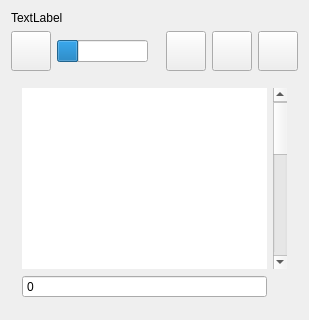
Above: wlqt/form/wlgprogramwidget.ui from wldevru/src before the change. Below: the same form after it.
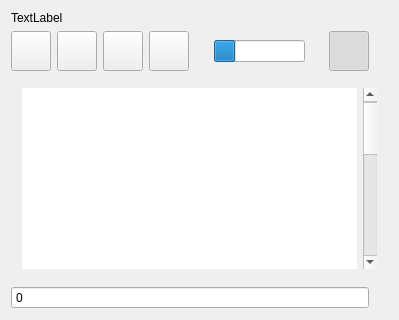
That is the form after the change. Icons and pictures are not drawn.

```diff
--- a/wlqt/form/wlgprogramwidget.ui
+++ b/wlqt/form/wlgprogramwidget.ui
@@ -6,7 +6,7 @@
    <rect>
     <x>0</x>
     <y>0</y>
-    <width>301</width>
+    <width>399</width>
     <height>320</height>
    </rect>
   </property>
@@ -23,63 +23,7 @@
    <enum>Qt::LeftToRight</enum>
   </property>
   <layout class="QGridLayout" name="gridLayout_3">
-   <item row="1" column="1">
-    <widget class="QToolButton" name="pbUpdate">
-     <property name="minimumSize">
-      <size>
-       <width>40</width>
-       <height>40</height>
-      </size>
-     </property>
-     <property name="maximumSize">
-      <size>
-       <width>40</width>
-       <height>40</height>
-      </size>
-     </property>
-     <property name="toolTip">
-      <string>redraw</string>
-     </property>
-     <property name="text">
-      <string notr="true"/>
-     </property>
-     <property name="iconSize">
-      <size>
-       <width>30</width>
-       <height>30</height>
-      </size>
-     </property>
-    </widget>
-   </item>
-   <item row="1" column="7">
-    <widget class="QToolButton" name="pbReload">
-     <property name="minimumSize">
-      <size>
-       <width>40</width>
-       <height>40</height>
-      </size>
-     </property>
-     <property name="maximumSize">
-      <size>
-       <width>40</width>
-       <height>40</height>
-      </size>
-     </property>
-     <property name="toolTip">
-      <string>reload file</string>
-     </property>
-     <property name="text">
-      <string notr="true"/>
-     </property>
-     <property name="iconSize">
-      <size>
-       <width>30</width>
-       <height>30</height>
-      </size>
-     </property>
-    </widget>
-   </item>
-   <item row="1" column="6">
+   <item row="1" column="5">
     <widget class="QPushButton" name="pbBackup">
      <property name="minimumSize">
       <size>
@@ -96,6 +40,9 @@
      <property name="toolTip">
       <string>backup</string>
      </property>
+     <property name="styleSheet">
+      <string notr="true"/>
+     </property>
      <property name="text">
       <string notr="true"/>
      </property>
@@ -107,8 +54,8 @@
      </property>
     </widget>
    </item>
-   <item row="1" column="5">
-    <widget class="QPushButton" name="pbAccept">
+   <item row="1" column="11">
+    <widget class="QToolButton" name="pbTrack">
      <property name="minimumSize">
       <size>
        <width>40</width>
@@ -133,28 +80,15 @@
        <height>30</height>
       </size>
      </property>
-    </widget>
-   </item>
-   <item row="1" column="2">
-    <widget class="QProgressBar" name="progressBar">
-     <property name="sizePolicy">
-      <sizepolicy hsizetype="Maximum" vsizetype="Fixed">
-       <horstretch>0</horstretch>
-       <verstretch>0</verstretch>
-      </sizepolicy>
+     <property name="checkable">
+      <bool>true</bool>
      </property>
-     <property name="value">
-      <number>24</number>
+     <property name="checked">
+      <bool>true</bool>
      </property>
-     <property name="textVisible">
-      <bool>false</bool>
-     </property>
-     <property name="orientation">
-      <enum>Qt::Horizontal</enum>
-     </property>
     </widget>
    </item>
-   <item row="2" column="1" rowspan="7" colspan="7">
+   <item row="2" column="2" rowspan="7" colspan="11">
     <widget class="QStackedWidget" name="stackedWidget">
      <property name="sizePolicy">
       <sizepolicy hsizetype="Preferred" vsizetype="Preferred">
@@ -167,7 +101,7 @@
      </property>
      <widget class="QWidget" name="page">
       <layout class="QGridLayout" name="gridLayout">
-       <item row="0" column="0">
+       <item row="1" column="0">
         <widget class="QListWidget" name="listProgram">
          <property name="frameShape">
           <enum>QFrame::NoFrame</enum>
@@ -213,7 +147,7 @@
          </property>
         </widget>
        </item>
-       <item row="0" column="1">
+       <item row="1" column="1">
         <widget class="QScrollBar" name="vsbProgram">
          <property name="pageStep">
           <number>50</number>
@@ -229,16 +163,6 @@
          </property>
         </widget>
        </item>
-       <item row="1" column="0">
-        <widget class="QSpinBox" name="sbPosition">
-         <property name="toolTip">
-          <string>enter number position</string>
-         </property>
-         <property name="buttonSymbols">
-          <enum>QAbstractSpinBox::NoButtons</enum>
-         </property>
-        </widget>
-       </item>
       </layout>
      </widget>
      <widget class="QWidget" name="page_2">
@@ -255,7 +179,7 @@
      </widget>
     </widget>
    </item>
-   <item row="0" column="1" colspan="7">
+   <item row="0" column="2" colspan="11">
     <widget class="QLabel" name="labelName">
      <property name="sizePolicy">
       <sizepolicy hsizetype="Maximum" vsizetype="Maximum">
@@ -277,6 +201,140 @@
      </property>
     </widget>
    </item>
+   <item row="1" column="7" colspan="3">
+    <widget class="QProgressBar" name="progressBar">
+     <property name="sizePolicy">
+      <sizepolicy hsizetype="Maximum" vsizetype="Fixed">
+       <horstretch>0</horstretch>
+       <verstretch>0</verstretch>
+      </sizepolicy>
+     </property>
+     <property name="value">
+      <number>24</number>
+     </property>
+     <property name="textVisible">
+      <bool>false</bool>
+     </property>
+     <property name="orientation">
+      <enum>Qt::Horizontal</enum>
+     </property>
+    </widget>
+   </item>
+   <item row="1" column="2">
+    <widget class="QPushButton" name="pbAccept">
+     <property name="minimumSize">
+      <size>
+       <width>40</width>
+       <height>40</height>
+      </size>
+     </property>
+     <property name="maximumSize">
+      <size>
+       <width>40</width>
+       <height>40</height>
+      </size>
+     </property>
+     <property name="focusPolicy">
+      <enum>Qt::NoFocus</enum>
+     </property>
+     <property name="toolTip">
+      <string>accept</string>
+     </property>
+     <property name="text">
+      <string notr="true"/>
+     </property>
+     <property name="icon">
+      <iconset resource="../../wlproj/wlmill/image.qrc">
+       <normaloff>:/data/icons/save.png</normaloff>:/data/icons/save.png</iconset>
+     </property>
+     <property name="iconSize">
+      <size>
+       <width>30</width>
+       <height>30</height>
+      </size>
+     </property>
+    </widget>
+   </item>
+   <item row="1" column="3">
+    <widget class="QToolButton" name="pbOpenFile">
+     <property name="minimumSize">
+      <size>
+       <width>40</width>
+       <height>40</height>
+      </size>
+     </property>
+     <property name="maximumSize">
+      <size>
+       <width>40</width>
+       <height>40</height>
+      </size>
+     </property>
+     <property name="focusPolicy">
+      <enum>Qt::NoFocus</enum>
+     </property>
+     <property name="toolTip">
+      <string>redraw</string>
+     </property>
+     <property name="text">
+      <string notr="true"/>
+     </property>
+     <property name="icon">
+      <iconset resource="../../wlproj/wlmill/image.qrc">
+       <normaloff>:/data/icons/openFile.png</normaloff>:/data/icons/openFile.png</iconset>
+     </property>
+     <property name="iconSize">
+      <size>
+       <width>30</width>
+       <height>30</height>
+      </size>
+     </property>
+    </widget>
+   </item>
+   <item row="1" column="4">
+    <widget class="QToolButton" name="pbReload">
+     <property name="minimumSize">
+      <size>
+       <width>40</width>
+       <height>40</height>
+      </size>
+     </property>
+     <property name="maximumSize">
+      <size>
+       <width>40</width>
+       <height>40</height>
+      </size>
+     </property>
+     <property name="focusPolicy">
+      <enum>Qt::NoFocus</enum>
+     </property>
+     <property name="toolTip">
+      <string>reload file</string>
+     </property>
+     <property name="text">
+      <string notr="true"/>
+     </property>
+     <property name="icon">
+      <iconset resource="../../wlproj/wlmill/image.qrc">
+       <normaloff>:/data/icons/refresh.png</normaloff>:/data/icons/refresh.png</iconset>
+     </property>
+     <property name="iconSize">
+      <size>
+       <width>30</width>
+       <height>30</height>
+      </size>
+     </property>
+    </widget>
+   </item>
+   <item row="9" column="2" colspan="10">
+    <widget class="QSpinBox" name="sbPosition">
+     <property name="toolTip">
+      <string>enter number position</string>
+     </property>
+     <property name="buttonSymbols">
+      <enum>QAbstractSpinBox::NoButtons</enum>
+     </property>
+    </widget>
+   </item>
   </layout>
   <zorder>stackedWidget</zorder>
   <zorder>labelName</zorder>
```
Left out of the diff: 28 changed lines with no effect on the pictures.
